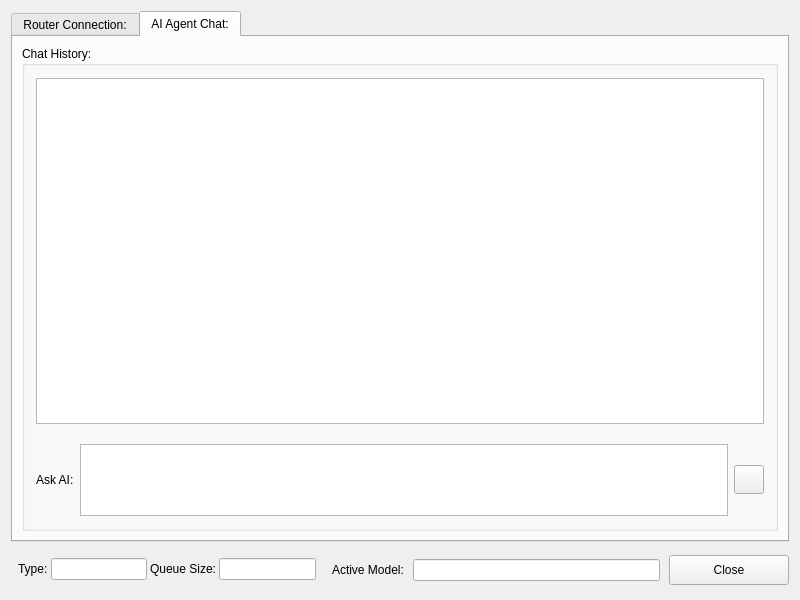
aregtech/areg-edgeai, file apps/multiedge/edgedevice/ui/edgedevice.ui: the form before one commit.
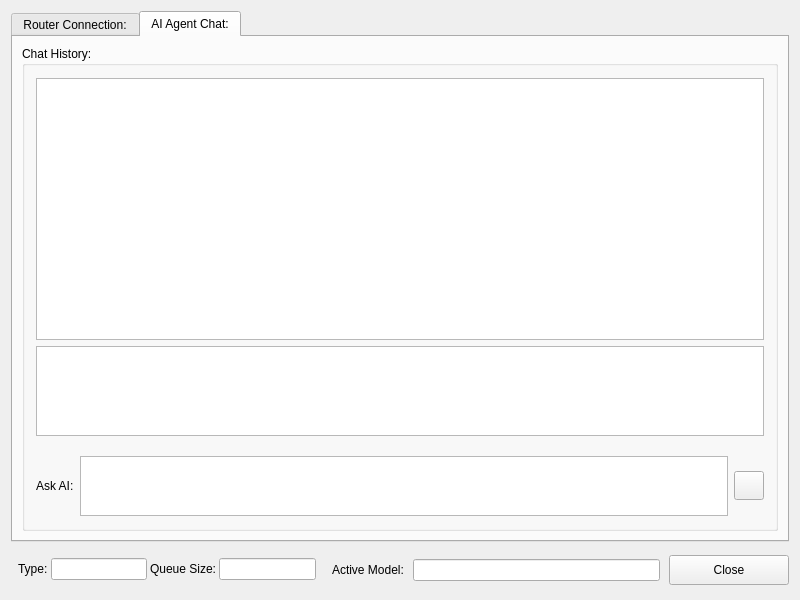
The form after the commit. The open tabs and pages were chosen to show the change. Icons and pictures are not drawn.

Diff of the .ui file:
```diff
--- a/apps/multiedge/edgedevice/ui/edgedevice.ui
+++ b/apps/multiedge/edgedevice/ui/edgedevice.ui
@@ -295,6 +295,22 @@
                </attribute>
               </widget>
              </item>
+             <item>
+              <widget class="QPlainTextEdit" name="TxtDisplay">
+               <property name="maximumSize">
+                <size>
+                 <width>16777215</width>
+                 <height>90</height>
+                </size>
+               </property>
+               <property name="lineWrapMode">
+                <enum>QPlainTextEdit::LineWrapMode::WidgetWidth</enum>
+               </property>
+               <property name="readOnly">
+                <bool>true</bool>
+               </property>
+              </widget>
+             </item>
             </layout>
            </widget>
           </item>
@@ -328,6 +344,12 @@
                  <verstretch>0</verstretch>
                 </sizepolicy>
                </property>
+               <property name="maximumSize">
+                <size>
+                 <width>16777215</width>
+                 <height>60</height>
+                </size>
+               </property>
                <property name="sizeAdjustPolicy">
                 <enum>QAbstractScrollArea::SizeAdjustPolicy::AdjustToContents</enum>
                </property>
```
Left out of the diff: 2 changed lines with no effect on the pictures.
